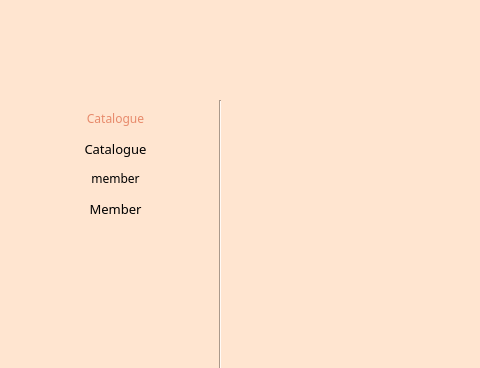
Old version of the form LibraryInformationSystem/admincatalogue.ui in the repository janelle-lr/CS106LibraryInformationSystem; both pictures show x 0 to 480 and y 0 to 368 of the 1280 by 640 pixel window.
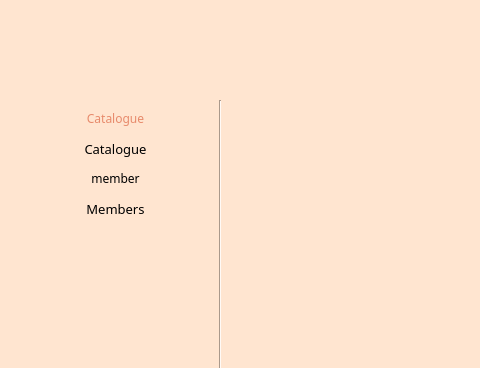
New version of the form. Icons and pictures are not drawn.

The edit to the form file:
```diff
--- a/LibraryInformationSystem/admincatalogue.ui
+++ b/LibraryInformationSystem/admincatalogue.ui
@@ -118,7 +118,7 @@
 }</string>
        </property>
        <property name="text">
-        <string>Member</string>
+        <string>Members</string>
        </property>
       </widget>
      </item>
```
